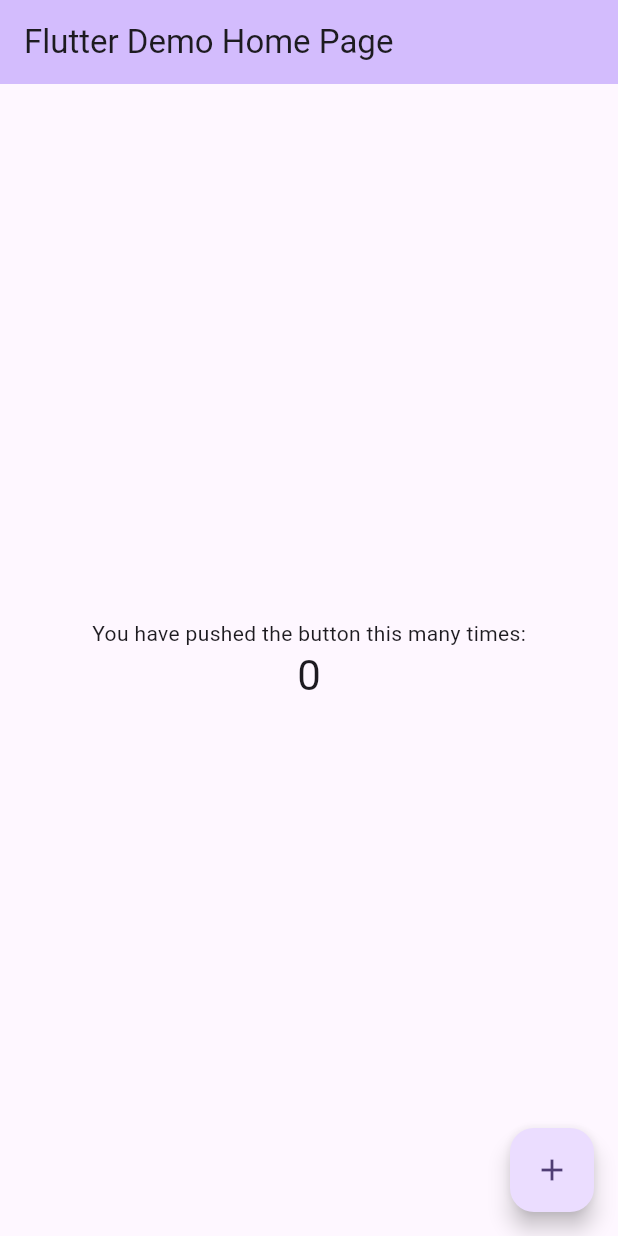
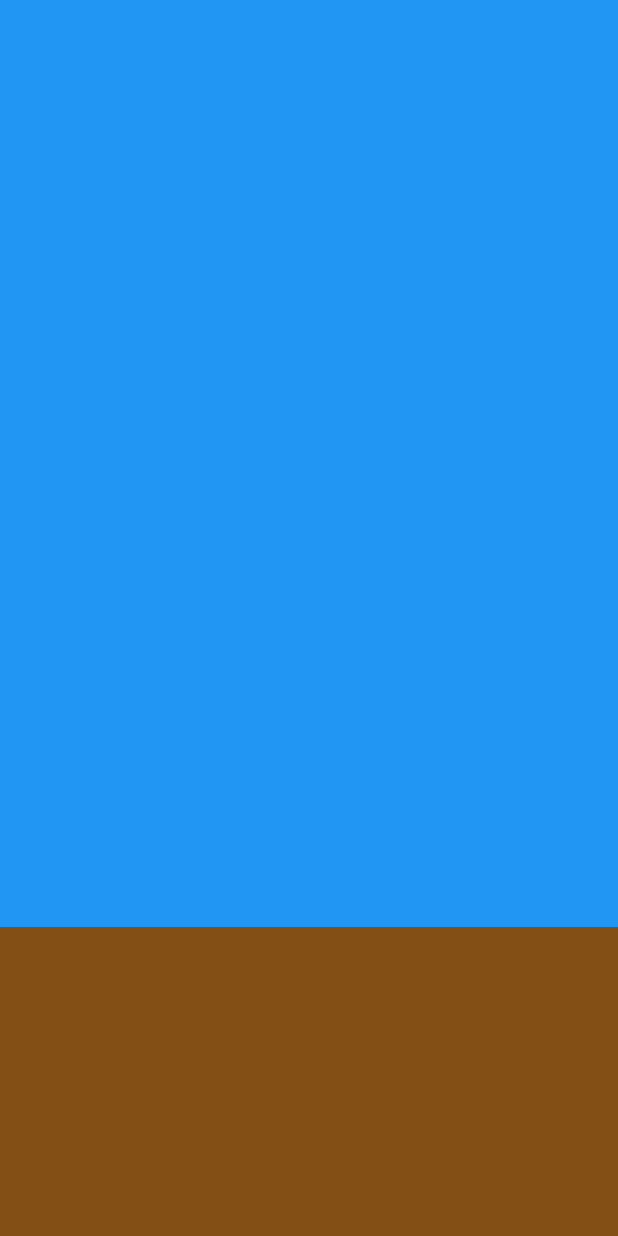
Before and after one commit to NewtonMaluvana/app_blocker, a Flutter app: the screen it shows after launch, on a phone screen of 412 x 824 dp. Run offline on Flutter 3.47's test engine with Material 3 defaults, Android fonts, the phone set to English and light mode, and no system bars.

Commit message:
creating welcome page

```diff
--- a/lib/main.dart
+++ b/lib/main.dart
@@ -1,122 +1,7 @@
+import 'package:app_blocker/welcome_page.dart';
+import 'package:flutter/cupertino.dart';
 import 'package:flutter/material.dart';
 
 void main() {
-  runApp(const MyApp());
+  runApp(MaterialApp(debugShowCheckedModeBanner: false, home: WelcomePage()));
 }
-
-class MyApp extends StatelessWidget {
-  const MyApp({super.key});
-
-  // This widget is the root of your application.
-  @override
-  Widget build(BuildContext context) {
-    return MaterialApp(
-      title: 'Flutter Demo',
-      theme: ThemeData(
-        // This is the theme of your application.
-        //
-        // TRY THIS: Try running your application with "flutter run". You'll see
-        // the application has a purple toolbar. Then, without quitting the app,
-        // try changing the seedColor in the colorScheme below to Colors.green
-        // and then invoke "hot reload" (save your changes or press the "hot
-        // reload" button in a Flutter-supported IDE, or press "r" if you used
-        // the command line to start the app).
-        //
-        // Notice that the counter didn't reset back to zero; the application
-        // state is not lost during the reload. To reset the state, use hot
-        // restart instead.
-        //
-        // This works for code too, not just values: Most code changes can be
-        // tested with just a hot reload.
-        colorScheme: .fromSeed(seedColor: Colors.deepPurple),
-      ),
-      home: const MyHomePage(title: 'Flutter Demo Home Page'),
-    );
-  }
-}
-
-class MyHomePage extends StatefulWidget {
-  const MyHomePage({super.key, required this.title});
-
-  // This widget is the home page of your application. It is stateful, meaning
-  // that it has a State object (defined below) that contains fields that affect
-  // how it looks.
-
-  // This class is the configuration for the state. It holds the values (in this
-  // case the title) provided by the parent (in this case the App widget) and
-  // used by the build method of the State. Fields in a Widget subclass are
-  // always marked "final".
-
-  final String title;
-
-  @override
-  State<MyHomePage> createState() => _MyHomePageState();
-}
-
-class _MyHomePageState extends State<MyHomePage> {
-  int _counter = 0;
-
-  void _incrementCounter() {
-    setState(() {
-      // This call to setState tells the Flutter framework that something has
-      // changed in this State, which causes it to rerun the build method below
-      // so that the display can reflect the updated values. If we changed
-      // _counter without calling setState(), then the build method would not be
-      // called again, and so nothing would appear to happen.
-      _counter++;
-    });
-  }
-
-  @override
-  Widget build(BuildContext context) {
-    // This method is rerun every time setState is called, for instance as done
-    // by the _incrementCounter method above.
-    //
-    // The Flutter framework has been optimized to make rerunning build methods
-    // fast, so that you can just rebuild anything that needs updating rather
-    // than having to individually change instances of widgets.
-    return Scaffold(
-      appBar: AppBar(
-        // TRY THIS: Try changing the color here to a specific color (to
-        // Colors.amber, perhaps?) and trigger a hot reload to see the AppBar
-        // change color while the other colors stay the same.
-        backgroundColor: Theme.of(context).colorScheme.inversePrimary,
-        // Here we take the value from the MyHomePage object that was created by
-        // the App.build method, and use it to set our appbar title.
-        title: Text(widget.title),
-      ),
-      body: Center(
-        // Center is a layout widget. It takes a single child and positions it
-        // in the middle of the parent.
-        child: Column(
-          // Column is also a layout widget. It takes a list of children and
-          // arranges them vertically. By default, it sizes itself to fit its
-          // children horizontally, and tries to be as tall as its parent.
-          //
-          // Column has various properties to control how it sizes itself and
-          // how it positions its children. Here we use mainAxisAlignment to
-          // center the children vertically; the main axis here is the vertical
-          // axis because Columns are vertical (the cross axis would be
-          // horizontal).
-          //
-          // TRY THIS: Invoke "debug painting" (choose the "Toggle Debug Paint"
-          // action in the IDE, or press "p" in the console), to see the
-          // wireframe for each widget.
-          mainAxisAlignment: .center,
-          children: [
-            const Text('You have pushed the button this many times:'),
-            Text(
-              '$_counter',
-              style: Theme.of(context).textTheme.headlineMedium,
-            ),
-          ],
-        ),
-      ),
-      floatingActionButton: FloatingActionButton(
-        onPressed: _incrementCounter,
-        tooltip: 'Increment',
-        child: const Icon(Icons.add),
-      ),
-    );
-  }
-}
--- /dev/null
+++ b/lib/welcome_page.dart
@@ -0,0 +1,37 @@
+import 'package:flutter/material.dart';
+import 'package:flutter/widgets.dart';
+
+class WelcomePage extends StatefulWidget {
+  WelcomePage({super.key});
+
+  State<WelcomePage> createState() => _WelcomePage();
+}
+
+class _WelcomePage extends State<WelcomePage> {
+  @override
+  Widget build(BuildContext context) {
+    // TODO: implement build
+    return MaterialApp(
+      home: Scaffold(
+        body: SafeArea(
+          child: Column(
+            children: [
+              Expanded(
+                flex: 3,
+                child: Container(decoration: BoxDecoration(color: Colors.blue)),
+              ),
+              Expanded(
+                flex: 1,
+                child: Container(
+                  decoration: BoxDecoration(
+                    color: const Color.fromARGB(255, 131, 79, 20),
+                  ),
+                ),
+              ),
+            ],
+          ),
+        ),
+      ),
+    );
+  }
+}
--- a/pubspec.yaml
+++ b/pubspec.yaml
@@ -34,6 +34,7 @@ dependencies:
   # The following adds the Cupertino Icons font to your application.
   # Use with the CupertinoIcons class for iOS style icons.
   cupertino_icons: ^1.0.8
+  flutter_floating_bottom_bar: ^1.4.0
 
 dev_dependencies:
   flutter_test:
```
Also changed, not shown: pubspec.lock.
